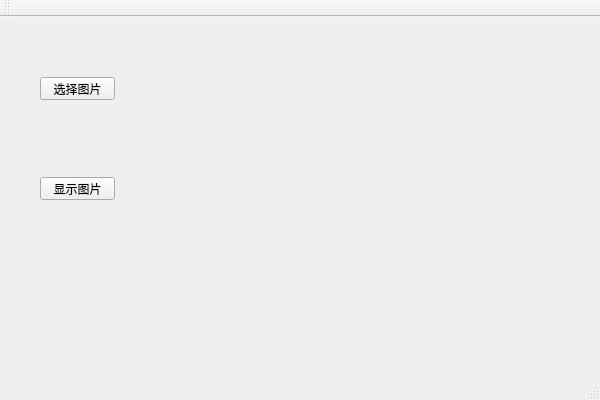
Above: ifdealer_QT.ui from ifdealer/QT-tools before the change. Below: the same form after it.
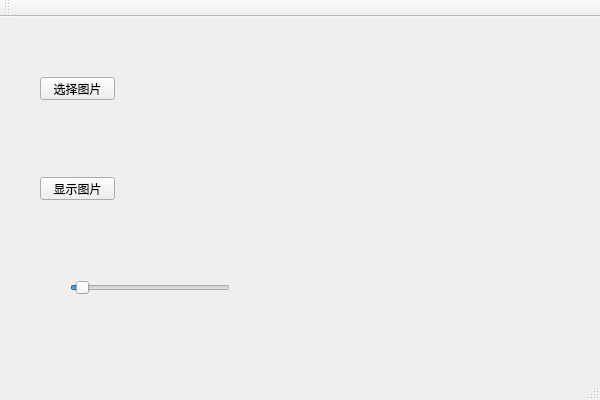
That is the form after the change.

Commit message: 将窗口类以及图像类使用向量包含起来，这样可以通过索引来进行查找和销毁，增加了slider进行中值滤波的处理 在process类中实现

```diff
--- a/ifdealer_QT.ui
+++ b/ifdealer_QT.ui
@@ -40,6 +40,37 @@
      <string>显示图片</string>
     </property>
    </widget>
+   <widget class="QSlider" name="blurSlider">
+    <property name="geometry">
+     <rect>
+      <x>70</x>
+      <y>260</y>
+      <width>160</width>
+      <height>22</height>
+     </rect>
+    </property>
+    <property name="minimum">
+     <number>0</number>
+    </property>
+    <property name="maximum">
+     <number>30</number>
+    </property>
+    <property name="singleStep">
+     <number>1</number>
+    </property>
+    <property name="pageStep">
+     <number>12</number>
+    </property>
+    <property name="value">
+     <number>1</number>
+    </property>
+    <property name="sliderPosition">
+     <number>1</number>
+    </property>
+    <property name="orientation">
+     <enum>Qt::Horizontal</enum>
+    </property>
+   </widget>
   </widget>
   <widget class="QMenuBar" name="menuBar">
    <property name="geometry">
```
The commit also changes 29 other files.
